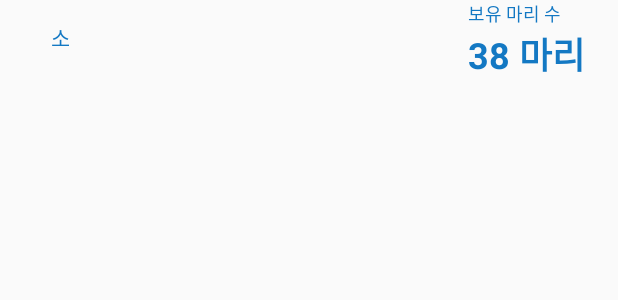
After one commit to Unithon7th/Team5, an Android app: the layout item_single_livestock.xml on its own in the app's theme, with its tools: preview values and no code run, on a phone screen of 412 x 824 dp. The commit adds this screen. Shown: the top 300 px of the screen. Run offline under Robolectric (Android 15) with nearby library versions, the phone set to English and light mode, and no system bars.

Commit message:
add view Files

```diff
--- /dev/null
+++ b/unithon_nb/app/src/main/res/layout/item_single_livestock.xml
@@ -0,0 +1,51 @@
+<?xml version="1.0" encoding="utf-8"?>
+<LinearLayout xmlns:android="http://schemas.android.com/apk/res/android"
+    xmlns:tools="http://schemas.android.com/tools"
+    android:layout_width="match_parent"
+    android:layout_height="50dp"
+    android:baselineAligned="false"
+    android:orientation="horizontal">
+
+    <LinearLayout
+        android:layout_width="80dp"
+        android:layout_height="match_parent"
+        android:gravity="center">
+
+        <TextView
+            android:id="@+id/whatkind"
+            android:layout_width="12dp"
+            android:layout_height="20dp"
+            android:text="소"
+            android:textColor="@color/text_complete" />
+    </LinearLayout>
+
+    <LinearLayout
+        android:layout_width="0dp"
+        android:layout_height="match_parent"
+        android:layout_weight="1" />
+
+    <LinearLayout
+        android:layout_width="100dp"
+        android:layout_height="match_parent"
+        android:orientation="vertical">
+
+        <TextView
+            android:layout_width="wrap_content"
+            android:layout_height="wrap_content"
+            android:layout_gravity="start"
+            android:lineSpacingExtra="14sp"
+            android:textColor="#1378c3"
+            android:textSize="12sp"
+            tools:text="보유 마리 수" />
+
+        <TextView
+            android:layout_width="wrap_content"
+            android:layout_height="wrap_content"
+            android:layout_gravity="start"
+            android:lineSpacingExtra="0sp"
+            android:textColor="#1378c3"
+            android:textSize="24sp"
+            android:textStyle="bold"
+            tools:text="38 마리" />
+    </LinearLayout>
+</LinearLayout>
```
Also changed, not shown: unithon_nb/app/src/main/java/com/unithon7th/unithon_nb/AgriculturalRegisterFragment.java (+50 -36 lines), unithon_nb/app/src/main/java/com/unithon7th/unithon_nb/Agriculture.java (added, +47 -0 lines), unithon_nb/app/src/main/java/com/unithon7th/unithon_nb/LiveStock.java (added, +36 -0 lines), unithon_nb/app/src/main/java/com/unithon7th/unithon_nb/LivestockRegisterFragment.java (+30 -19 lines), unithon_nb/app/src/main/java/com/unithon7th/unithon_nb/asset/assetRegister.java (+14 -1 lines), unithon_nb/app/src/main/res/layout/item_single_agri.xml (added, +51 -0 lines).
